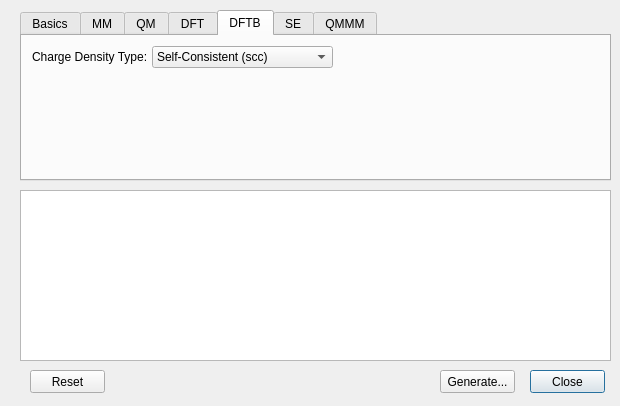
Old version of the form cp2k/cp2kinputdialog.ui in the repository brhr-iwao/libavogadro1cp2k.
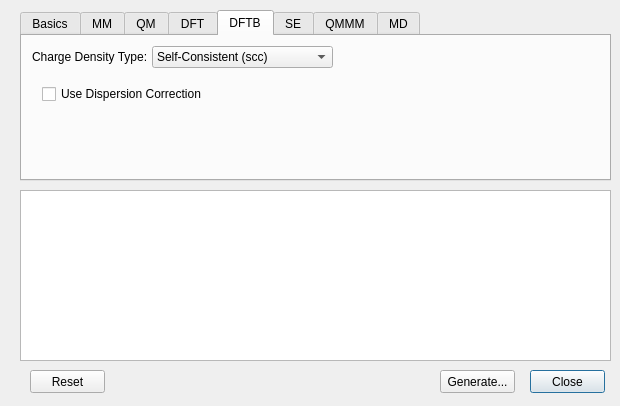
New version of the form. The open tabs and pages were chosen to show the change.

Commit message: fixed DFTB handling

Diff of the .ui file:
```diff
--- a/cp2k/cp2kinputdialog.ui
+++ b/cp2k/cp2kinputdialog.ui
@@ -668,6 +668,19 @@
       </property>
      </item>
     </widget>
+    <widget class="QCheckBox" name="dispersionCheck">
+     <property name="geometry">
+      <rect>
+       <x>20</x>
+       <y>50</y>
+       <width>161</width>
+       <height>16</height>
+      </rect>
+     </property>
+     <property name="text">
+      <string>Use Dispersion Correction</string>
+     </property>
+    </widget>
    </widget>
    <widget class="QWidget" name="seTab">
     <attribute name="title">
@@ -764,6 +777,14 @@
      </property>
     </widget>
    </widget>
+   <widget class="QWidget" name="mdTab">
+    <property name="toolTip">
+     <string>Molecular Dynamics Settings</string>
+    </property>
+    <attribute name="title">
+     <string>MD</string>
+    </attribute>
+   </widget>
   </widget>
   <widget class="QTextEdit" name="previewText">
    <property name="geometry">
```
Left out of the diff: 10 changed lines with no effect on the pictures. The commit also changes 2 other files.
